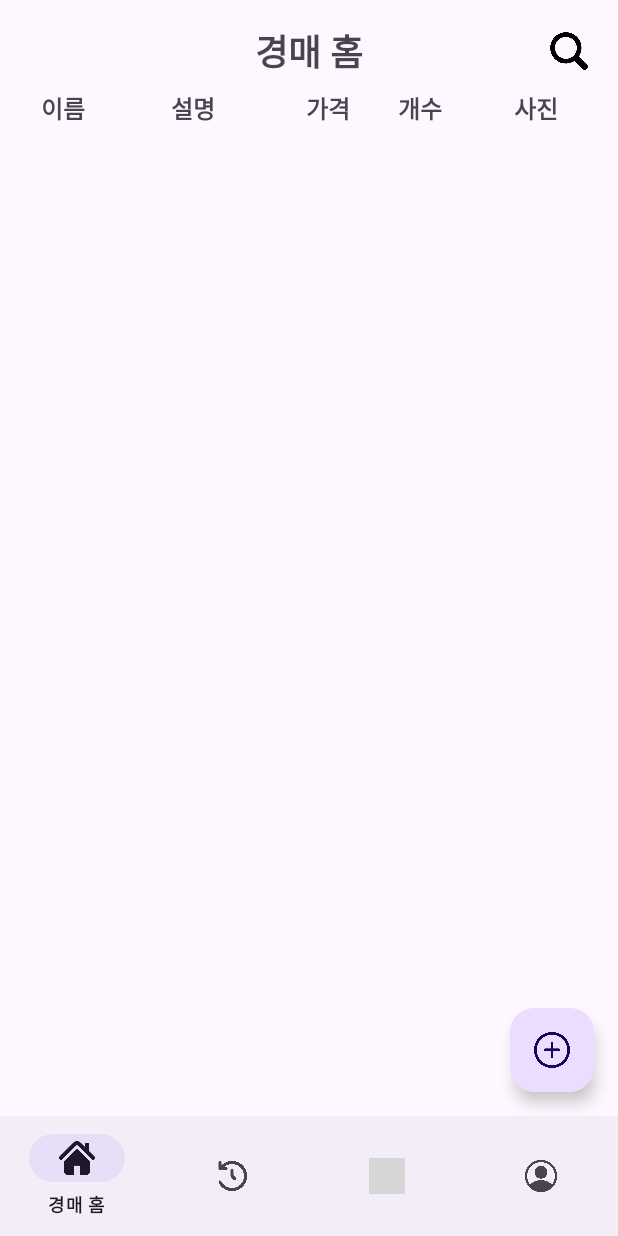
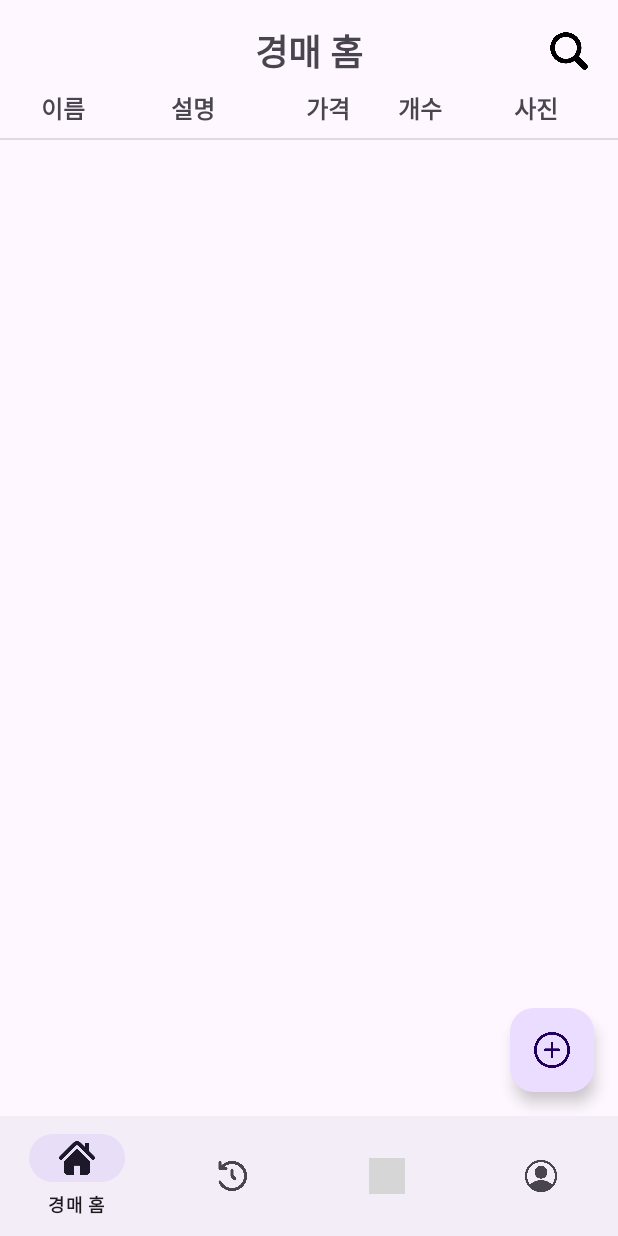
Before and after one commit to bonyubking/Auction_Gu_Lee, an Android app: the HomeFragment screen opened directly, with no data from a screen before it, on a phone screen of 412 x 824 dp. Run offline under Robolectric (Android 15) with nearby library versions, the phone set to English and light mode, and no system bars; our stand-ins replace Firebase (no records; nobody signed in at launch, a user with empty details on screens opened directly); grey boxes are pictures that could not be loaded.

Commit message:
휴 살았따

```diff
--- a/app/build.gradle.kts
+++ b/app/build.gradle.kts
@@ -53,6 +53,7 @@ dependencies {
     implementation(libs.firebase.firestore.ktx)
     kapt("androidx.room:room-compiler:2.6.1")
     implementation("androidx.room:room-ktx:2.6.1")
+    implementation("androidx.recyclerview:recyclerview:1.2.1")
 
     // 코루틴 사용 시 필요한 의존성
     implementation("org.jetbrains.kotlinx:kotlinx-coroutines-android:1.6.0")
--- a/app/src/main/java/com/example/auction_gu_lee/Home/CreateRoomActivity.kt
+++ b/app/src/main/java/com/example/auction_gu_lee/Home/CreateRoomActivity.kt
@@ -44,6 +44,8 @@ class CreateRoomActivity : AppCompatActivity() {
     private lateinit var buttonComplete: Button
 
     private val REQUEST_CAMERA_PERMISSION = 101
+
+
 
     override fun onCreate(savedInstanceState: Bundle?) {
         super.onCreate(savedInstanceState)
--- a/app/src/main/java/com/example/auction_gu_lee/Tapbar/HomeFragment.kt
+++ b/app/src/main/java/com/example/auction_gu_lee/Tapbar/HomeFragment.kt
@@ -14,6 +14,7 @@ import com.example.auction_gu_lee.home.CreateRoomActivity
 import com.google.android.material.floatingactionbutton.FloatingActionButton
 import android.content.Intent
 import androidx.activity.OnBackPressedCallback  // 뒤로가기 비활성화를 위한 import 추가
+import androidx.recyclerview.widget.DividerItemDecoration
 import com.google.firebase.database.*
 import com.example.auction_gu_lee.models.Auction
 
@@ -46,6 +47,14 @@ class HomeFragment : Fragment() {
     override fun onViewCreated(view: View, savedInstanceState: Bundle?) {
         super.onViewCreated(view, savedInstanceState)
 
+        // RecyclerView 설정
+        val recyclerView = view.findViewById<RecyclerView>(R.id.recyclerView_auctions)
+        recyclerView.layoutManager = LinearLayoutManager(requireContext())
+
+        // DividerItemDecoration 추가 (구분선 추가)
+        val dividerItemDecoration = DividerItemDecoration(recyclerView.context, LinearLayoutManager.VERTICAL)
+        recyclerView.addItemDecoration(dividerItemDecoration)
+
         // fragment_home.xml의 ImageView를 가져와서 클릭 리스너 설정
         val magnifierImageView = view.findViewById<ImageView>(R.id.magnifier)
         magnifierImageView.setOnClickListener {
@@ -60,9 +69,6 @@ class HomeFragment : Fragment() {
             startActivity(intent)
         }
 
-        // RecyclerView 설정
-        val recyclerView = view.findViewById<RecyclerView>(R.id.recyclerView_auctions)
-        recyclerView.layoutManager = LinearLayoutManager(requireContext())
         auctionList = mutableListOf()
         auctionAdapter = AuctionAdapter(auctionList)
         recyclerView.adapter = auctionAdapter
--- a/app/src/main/res/layout/fragment_home.xml
+++ b/app/src/main/res/layout/fragment_home.xml
@@ -6,6 +6,7 @@
     android:layout_width="match_parent"
     android:layout_height="match_parent"
     android:gravity="center">
+
 
     <!-- Magnifier ImageView (오른쪽 상단) -->
     <ImageView
@@ -99,6 +100,15 @@
 
     </LinearLayout>
 
+    <!-- 구분선 추가 -->
+    <View
+        android:layout_width="0dp"
+        android:layout_height="1dp"
+        android:background="?android:attr/listDivider"
+        app:layout_constraintTop_toBottomOf="@+id/headerLayout"
+        app:layout_constraintStart_toStartOf="parent"
+        app:layout_constraintEnd_toEndOf="parent" />
+
     <!-- RecyclerView -->
 
     <!-- Floating Action Button -->
--- a/app/src/main/res/layout/item_auction.xml
+++ b/app/src/main/res/layout/item_auction.xml
@@ -60,4 +60,6 @@
         android:layout_marginStart="8dp"
         android:scaleType="centerCrop"
         tools:srcCompat="@tools:sample/avatars" />
+
+
 </LinearLayout>
```
